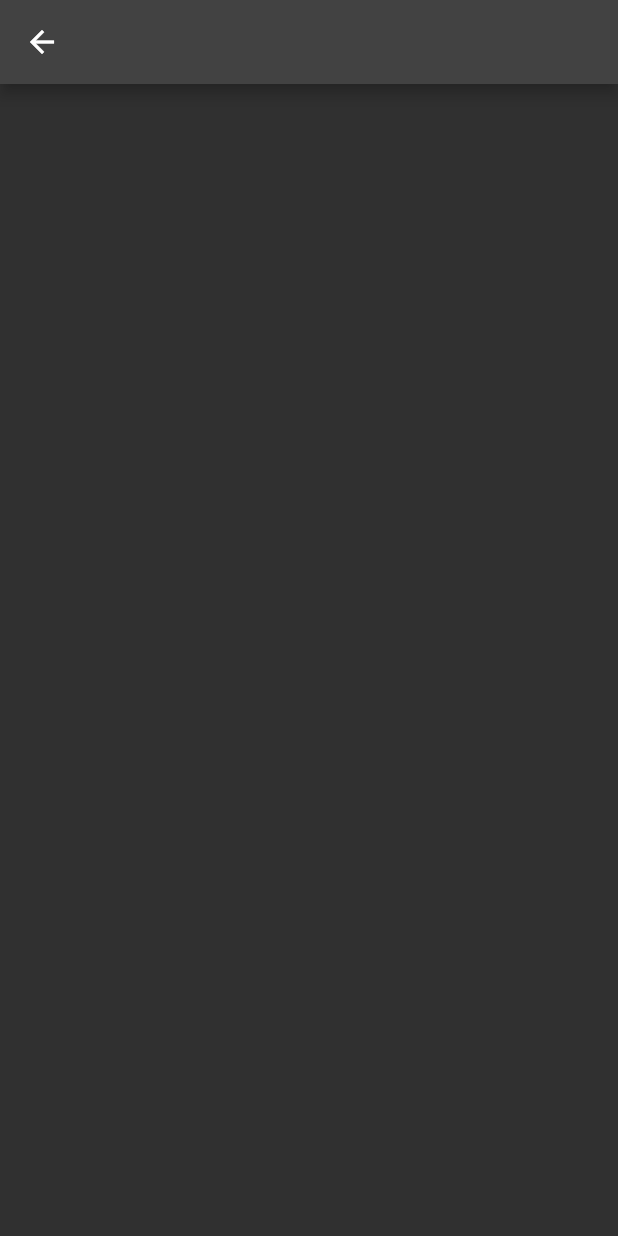
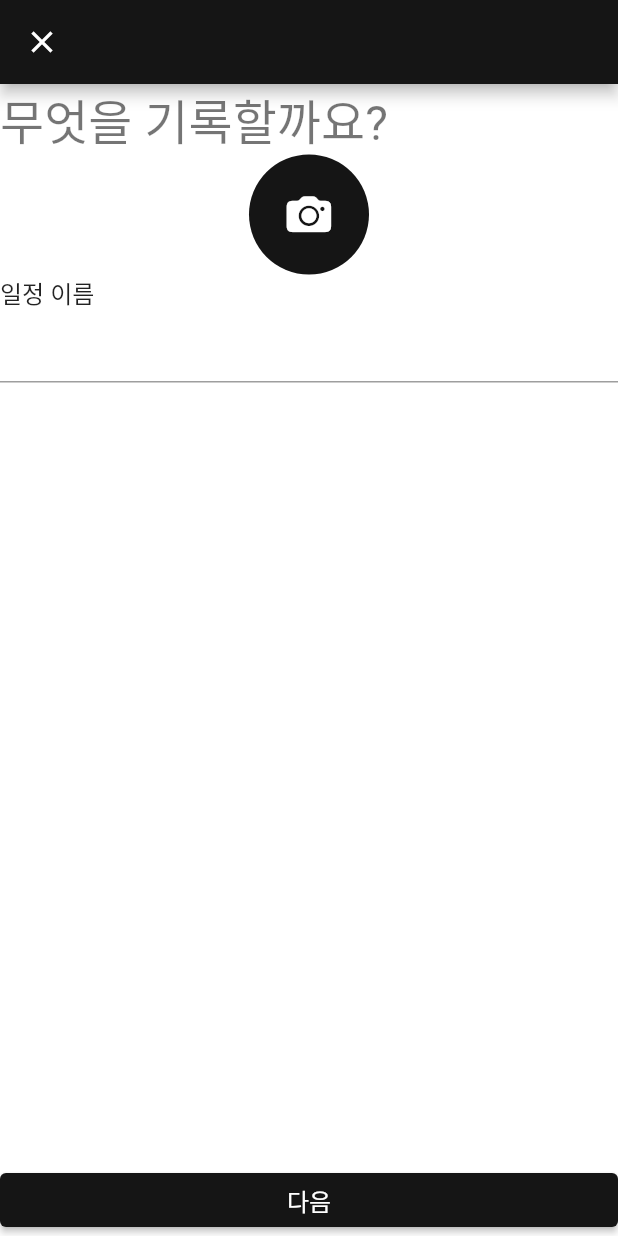
Before and after one commit to Zil-M/Flutter_calander_app, a Flutter app: the screen it shows after launch, after a tap on an icon or button, on a phone screen of 412 x 824 dp. Run offline on Flutter 3.47's test engine with Material 2 defaults, Android fonts, the phone set to English and light mode, and no system bars; Roboto replaces fonts that are missing (GmarketSansTTF).

Commit message:
[ADD] 캘린더 추가 기능 위젯 UI

```diff
--- a/flutter_calander_app/lib/main.dart
+++ b/flutter_calander_app/lib/main.dart
@@ -13,8 +13,8 @@ class MyApp extends StatelessWidget {
   @override
   Widget build(BuildContext context) {
     return MaterialApp(
-      title: 'Flutter Demo',
-      theme: MyTheme.DarkTheme,
+      title: 'Flutter Calander App',
+      theme: MyTheme.lightTheme,
       home: const HomePage(),
       builder: (context, child) => MediaQuery(
         data: MediaQuery.of(context).copyWith(textScaleFactor: 1.0),
--- /dev/null
+++ b/flutter_calander_app/lib/pages/add_calander/add_calander_page.dart
@@ -0,0 +1,54 @@
+import 'package:flutter/cupertino.dart';
+import 'package:flutter/material.dart';
+
+class AddCalanderPage extends StatelessWidget {
+  @override
+  Widget build(BuildContext context) {
+    return Scaffold(
+      appBar: AppBar(
+        leading: const CloseButton(),
+      ),
+      body: GestureDetector(
+        onTap: () {
+          FocusScope.of(context).unfocus();
+        },
+        child: Column(
+          crossAxisAlignment: CrossAxisAlignment.start,
+          children: [
+            Text(
+              '무엇을 기록할까요?',
+              style: Theme.of(context).textTheme.headline4,
+            ),
+            Center(
+              child: CircleAvatar(
+                radius: 40,
+                child: CupertinoButton(
+                  onPressed: () {},
+                  child: const Icon(
+                    CupertinoIcons.photo_camera_solid,
+                    size: 30,
+                    color: Colors.white,
+                  ),
+                ),
+              ),
+            ),
+            Text(
+              '일정 이름',
+              style: Theme.of(context).textTheme.subtitle1,
+            ),
+            TextFormField(),
+          ],
+        ),
+      ),
+      bottomNavigationBar: SafeArea(
+        child: ElevatedButton(
+          onPressed: () {},
+          style: ElevatedButton.styleFrom(
+            textStyle: Theme.of(context).textTheme.subtitle1,
+          ),
+          child: const Text('다음'),
+        ),
+      ),
+    );
+  }
+}
--- a/flutter_calander_app/lib/pages/add_calander/add_page.dart
+++ /dev/null
@@ -1,12 +0,0 @@
-import 'package:flutter/material.dart';
-
-class AddCalanderPage extends StatelessWidget {
-  const AddCalanderPage({Key? key}) : super(key: key);
-
-  @override
-  Widget build(BuildContext context) {
-    return Scaffold(
-      appBar: AppBar(),
-    );
-  }
-}
--- a/flutter_calander_app/lib/pages/home_page.dart
+++ b/flutter_calander_app/lib/pages/home_page.dart
@@ -4,7 +4,7 @@ import 'package:flutter_calander_app/pages/today/today_page.dart';
 import 'package:flutter/cupertino.dart';
 import 'package:flutter/material.dart';
 
-import 'add_calander/add_page.dart';
+import 'add_calander/add_calander_page.dart';
 
 class HomePage extends StatefulWidget {
   const HomePage({Key? key}) : super(key: key);
@@ -53,7 +53,7 @@ class _HomePageState extends State<HomePage> {
             CupertinoButton(
               onPressed: () => _onCurrentPage(0),
               child: Icon(
-                CupertinoIcons.checkmark,
+                CupertinoIcons.time,
                 color: _currentIndex == 0
                     ? MyColors.primaryColor
                     : Colors.grey[350],
@@ -62,7 +62,7 @@ class _HomePageState extends State<HomePage> {
             CupertinoButton(
               onPressed: () => _onCurrentPage(1),
               child: Icon(
-                CupertinoIcons.text_badge_checkmark,
+                CupertinoIcons.settings_solid,
                 color: _currentIndex == 1
                     ? MyColors.primaryColor
                     : Colors.grey[350],
@@ -83,7 +83,7 @@ class _HomePageState extends State<HomePage> {
   void _onAddCalander() {
     Navigator.push(
       context,
-      MaterialPageRoute(builder: (contxt) => const AddCalanderPage()),
+      MaterialPageRoute(builder: (contxt) => AddCalanderPage()),
     );
   }
 }
```
